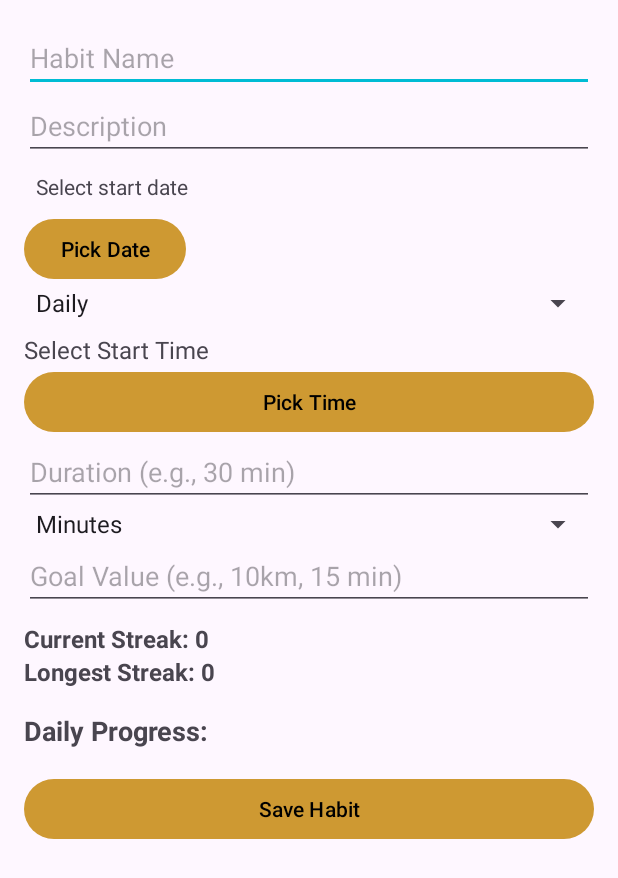
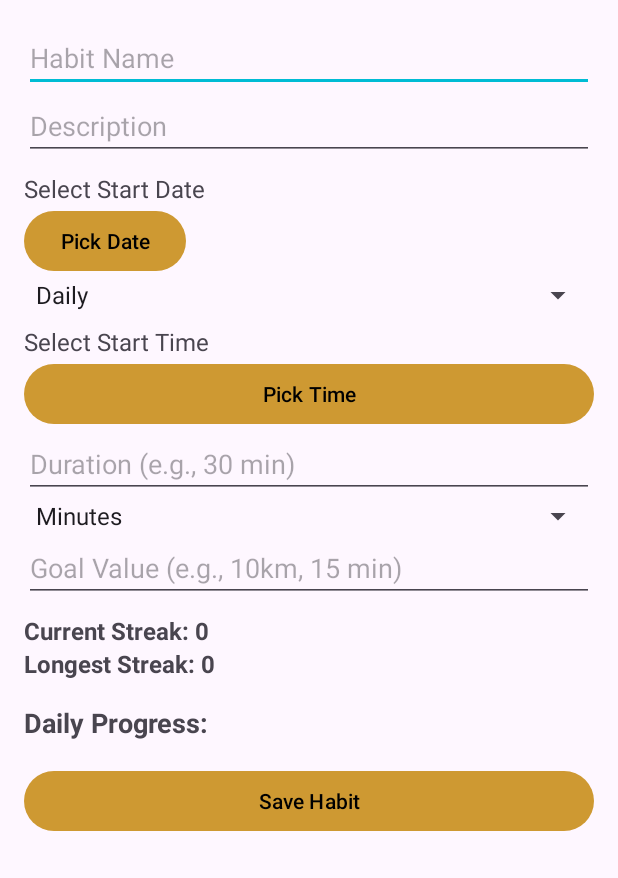
Before and after one commit to gyarab/2024-4e-svacek-DayPlanner, an Android app: the layout fragment_habit_dialog.xml on its own in the app's theme, with its tools: preview values and no code run, on a phone screen of 412 x 824 dp. Shown: the top 878 px of the screen. Run offline under Robolectric (Android 15) with nearby library versions, the phone set to English and light mode, and no system bars.

Commit message:
edit habit

```diff
--- /dev/null
+++ b/app/src/main/Todo.txt
@@ -0,0 +1,5 @@
+Bug opraven ale jeste:
+- udelat edit habitu
+- udelat spravne zakladani habitu
+- fetch goal for seekbar
+- add manual add for progress noT only seekbar
--- a/app/src/main/java/com/example/dayplanner/main/timeline/TimelineAdapter.java
+++ b/app/src/main/java/com/example/dayplanner/main/timeline/TimelineAdapter.java
@@ -16,6 +16,7 @@ import androidx.recyclerview.widget.RecyclerView;
 
 import com.example.dayplanner.R;
 import com.example.dayplanner.main.habits.Habit;
+import com.example.dayplanner.main.habits.HabitDialogFragment;
 import com.example.dayplanner.main.tasks.Task;
 import com.example.dayplanner.main.tasks.TaskDialogFragment;
 import com.example.dayplanner.main.tasks.TasksDBHelper;
@@ -90,6 +91,8 @@ public class TimelineAdapter extends RecyclerView.Adapter<TimelineAdapter.ViewHo
                 @Override
                 public void onClick(View v) {
                     Log.d("Habit edit", item.toString());
+                    HabitDialogFragment dialogFragment = new HabitDialogFragment(true, item.getHabit());
+                    dialogFragment.show(((AppCompatActivity) context).getSupportFragmentManager(), "EditHabitDialog");
                 }
             });
 
--- a/app/src/main/res/layout/fragment_habit_dialog.xml
+++ b/app/src/main/res/layout/fragment_habit_dialog.xml
@@ -9,24 +9,28 @@
         android:layout_height="wrap_content"
         android:orientation="vertical">
 
+        <!-- Habit Name -->
         <EditText
             android:id="@+id/edit_habit_name"
             android:layout_width="match_parent"
             android:layout_height="wrap_content"
             android:hint="Habit Name" />
 
+        <!-- Habit Description -->
         <EditText
             android:id="@+id/edit_habit_description"
             android:layout_width="match_parent"
             android:layout_height="wrap_content"
             android:hint="Description" />
 
+        <!-- Start Date -->
         <TextView
-            android:id="@+id/edit_habit_start_date"
+            android:id="@+id/edit_start_date"
             android:layout_width="match_parent"
             android:layout_height="wrap_content"
-            android:text="Select start date"
-            android:padding="8dp" />
+            android:text="Select Start Date"
+            android:textSize="16sp"
+            android:paddingTop="8dp" />
 
         <Button
             android:id="@+id/pick_habit_date_button"
@@ -34,14 +38,16 @@
             android:layout_height="wrap_content"
             android:text="Pick Date" />
 
+        <!-- Frequency Spinner -->
         <Spinner
-            android:id="@+id/spinner_habit_frequency"
+            android:id="@+id/spinner_frequency"
             android:layout_width="match_parent"
             android:layout_height="wrap_content"
             android:entries="@array/habit_frequencies" />
 
+        <!-- Start Time -->
         <TextView
-            android:id="@+id/edit_habit_start_time"
+            android:id="@+id/edit_start_time"
             android:layout_width="match_parent"
             android:layout_height="wrap_content"
             android:text="Select Start Time"
@@ -54,18 +60,21 @@
             android:layout_height="wrap_content"
             android:text="Pick Time" />
 
+        <!-- Duration -->
         <EditText
             android:id="@+id/edit_habit_length"
             android:layout_width="match_parent"
             android:layout_height="wrap_content"
             android:hint="Duration (e.g., 30 min)" />
 
+        <!-- Metric Selection -->
         <Spinner
-            android:id="@+id/spinner_habit_metric"
+            android:id="@+id/spinner_metric"
             android:layout_width="match_parent"
             android:layout_height="wrap_content"
             android:entries="@array/habit_metrics" />
 
+        <!-- Custom Metric -->
         <EditText
             android:id="@+id/edit_custom_metric"
             android:layout_width="match_parent"
@@ -73,14 +82,14 @@
             android:hint="Custom Metric"
             android:visibility="gone" />
 
-        <!-- Added Goal Value Input -->
+        <!-- Goal Value -->
         <EditText
             android:id="@+id/edit_goal_value"
             android:layout_width="match_parent"
             android:layout_height="wrap_content"
             android:hint="Goal Value (e.g., 10km, 15 min)" />
 
-        <!-- Streak Tracking Section -->
+        <!-- Streak Tracking -->
         <TextView
             android:id="@+id/text_current_streak"
             android:layout_width="match_parent"
@@ -99,7 +108,7 @@
             android:textStyle="bold"
             android:paddingBottom="8dp" />
 
-        <!-- Placeholder for Daily Entries (Can be dynamically updated in RecyclerView) -->
+        <!-- Daily Progress Section -->
         <TextView
             android:id="@+id/text_daily_entries"
             android:layout_width="match_parent"
@@ -114,9 +123,10 @@
             android:layout_width="match_parent"
             android:layout_height="wrap_content"
             android:orientation="vertical">
-            <!-- Entries will be dynamically added here -->
+            <!-- Dynamic Entries Here -->
         </LinearLayout>
 
+        <!-- Save Habit Button -->
         <Button
             android:id="@+id/save_habit_button"
             android:layout_width="match_parent"
@@ -124,5 +134,14 @@
             android:text="Save Habit"
             android:layout_marginTop="16dp" />
 
+        <!-- Delete Habit Button (Hidden by Default) -->
+        <Button
+            android:id="@+id/delete_habit_button"
+            android:layout_width="match_parent"
+            android:layout_height="wrap_content"
+            android:text="Delete Habit"
+            android:visibility="gone"
+            android:layout_marginTop="8dp" />
+
     </LinearLayout>
 </ScrollView>
```
Also changed, not shown: app/src/main/java/com/example/dayplanner/main/habits/HabitDialogFragment.java (+104 -57 lines).
